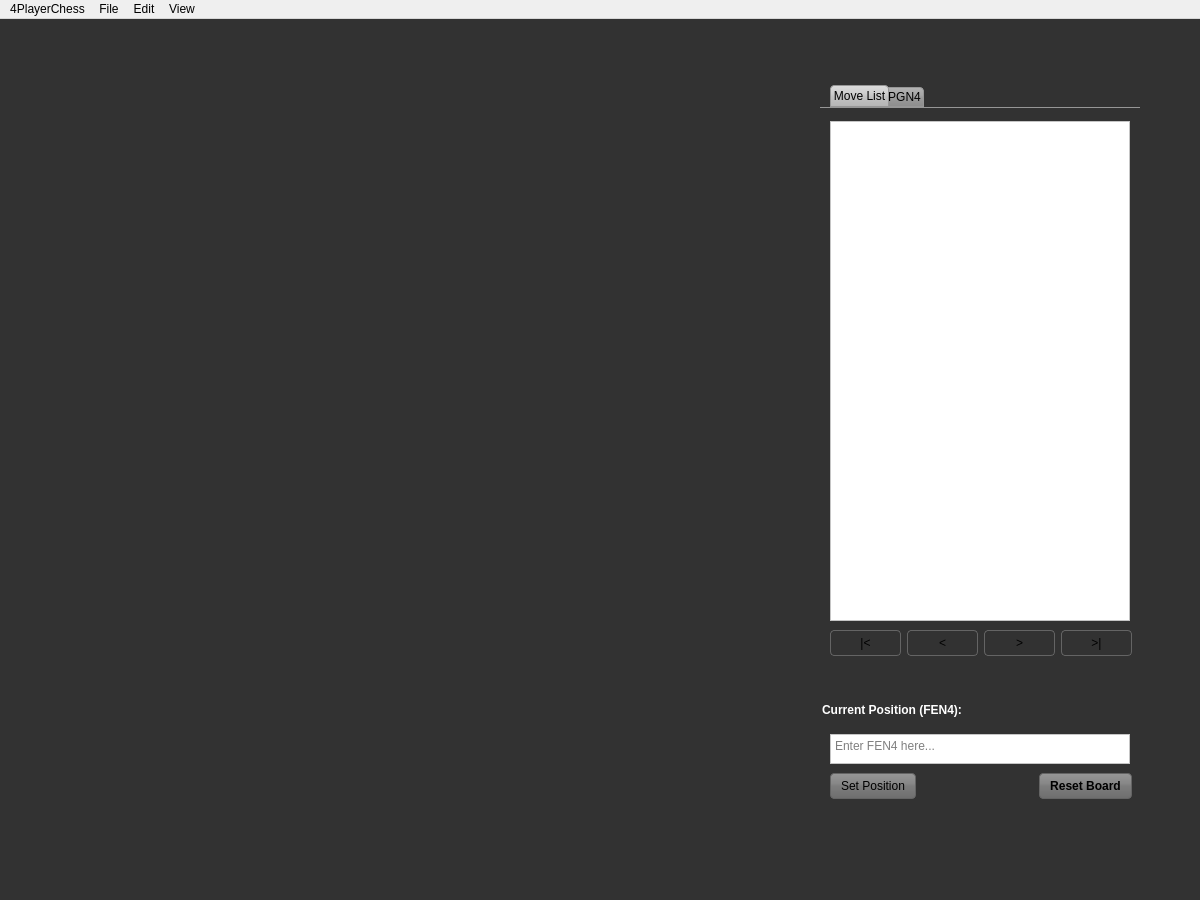
This is ui/mainwindow.ui in GammaDeltaII/4PlayerChess as Qt 5 draws it before an edit. The edited form follows.
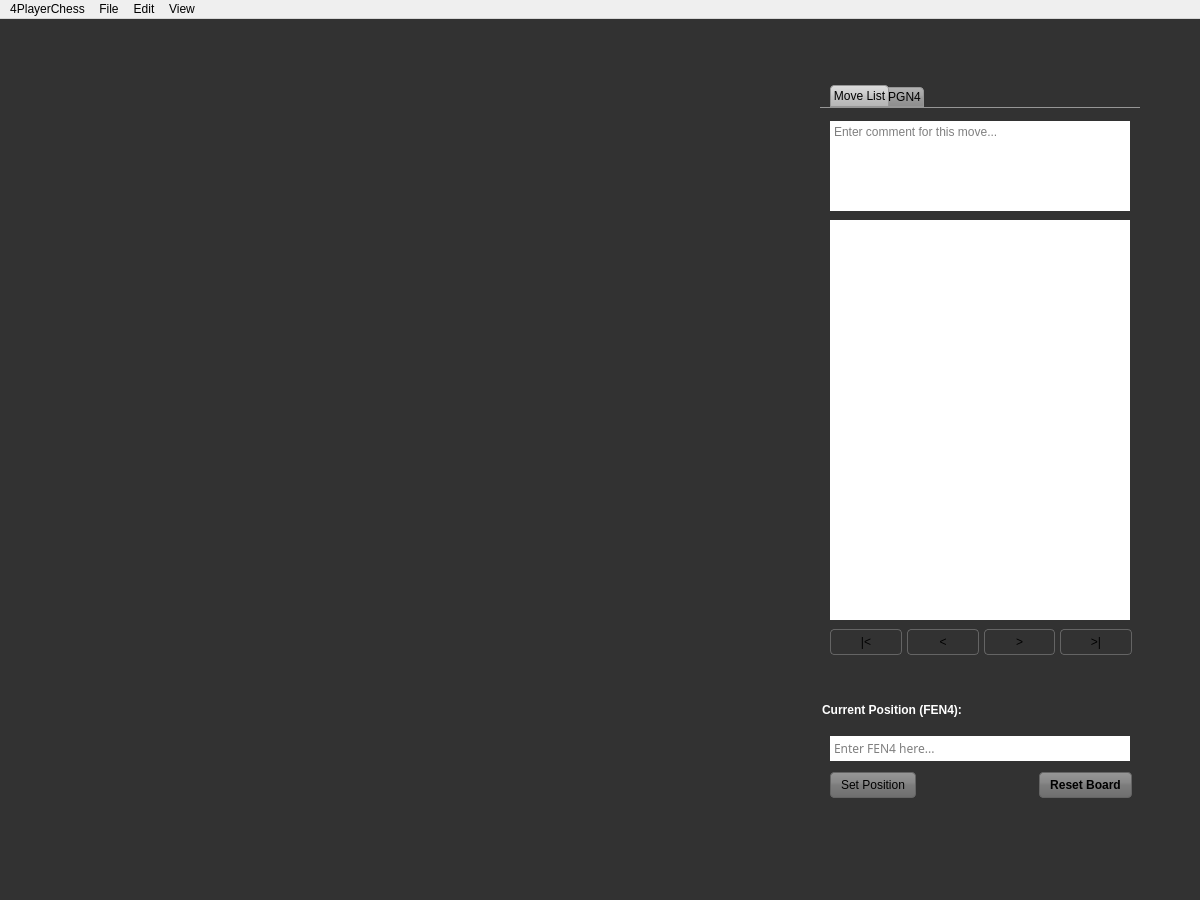
This is the edited form. Custom widgets are drawn as their Qt base class.

What changed in the file:
```diff
--- a/ui/mainwindow.ui
+++ b/ui/mainwindow.ui
@@ -426,10 +426,41 @@
             <x>10</x>
             <y>10</y>
             <width>302</width>
-            <height>543</height>
+            <height>542</height>
            </rect>
           </property>
           <layout class="QVBoxLayout" name="verticalLayout_2">
+           <item>
+            <widget class="CommentEdit" name="commentField">
+             <property name="sizePolicy">
+              <sizepolicy hsizetype="Fixed" vsizetype="Fixed">
+               <horstretch>0</horstretch>
+               <verstretch>0</verstretch>
+              </sizepolicy>
+             </property>
+             <property name="minimumSize">
+              <size>
+               <width>300</width>
+               <height>90</height>
+              </size>
+             </property>
+             <property name="maximumSize">
+              <size>
+               <width>16777215</width>
+               <height>90</height>
+              </size>
+             </property>
+             <property name="styleSheet">
+              <string notr="true">background-color: rgb(255, 255, 255);</string>
+             </property>
+             <property name="frameShape">
+              <enum>QFrame::NoFrame</enum>
+             </property>
+             <property name="placeholderText">
+              <string>Enter comment for this move...</string>
+             </property>
+            </widget>
+           </item>
            <item>
             <widget class="QListWidget" name="moveListWidget">
              <property name="sizePolicy">
@@ -441,7 +472,7 @@
              <property name="minimumSize">
               <size>
                <width>300</width>
-               <height>500</height>
+               <height>400</height>
               </size>
              </property>
              <property name="font">
@@ -457,7 +488,7 @@
               <string notr="true">background-color: rgb(255, 255, 255);</string>
              </property>
              <property name="frameShape">
-              <enum>QFrame::StyledPanel</enum>
+              <enum>QFrame::NoFrame</enum>
              </property>
              <property name="editTriggers">
               <set>QAbstractItemView::NoEditTriggers</set>
@@ -469,6 +500,9 @@
            </item>
            <item>
             <layout class="QHBoxLayout" name="horizontalLayout_2">
+             <property name="spacing">
+              <number>5</number>
+             </property>
              <item>
               <widget class="QPushButton" name="firstMoveButton">
                <property name="statusTip">
@@ -660,9 +694,14 @@
             <property name="maximumSize">
              <size>
               <width>16777215</width>
-              <height>30</height>
+              <height>25</height>
              </size>
             </property>
+            <property name="font">
+             <font>
+              <family>Trebuchet MS</family>
+             </font>
+            </property>
             <property name="statusTip">
              <string>Enter FEN4</string>
             </property>
@@ -670,6 +709,9 @@
              <string notr="true">background-color: rgb(255, 255, 255);
 color: rgb(0, 0, 0);</string>
             </property>
+            <property name="frameShape">
+             <enum>QFrame::NoFrame</enum>
+            </property>
             <property name="verticalScrollBarPolicy">
              <enum>Qt::ScrollBarAlwaysOff</enum>
             </property>
@@ -928,6 +970,11 @@
    <header>/gui/view</header>
    <container>1</container>
   </customwidget>
+  <customwidget>
+   <class>CommentEdit</class>
+   <extends>QPlainTextEdit</extends>
+   <header>/gui/view</header>
+  </customwidget>
  </customwidgets>
  <resources/>
  <connections/>
```
Left out of the diff: 11 changed lines with no effect on the pictures.
